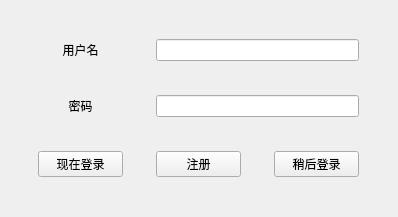
Qt form ui/user/login.ui (Error-106/cloudfox) before a commit.
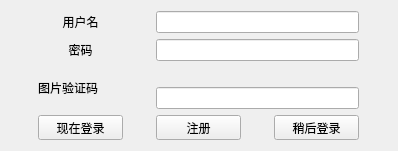
The same form after that commit.

```diff
--- a/ui/user/login.ui
+++ b/ui/user/login.ui
@@ -7,7 +7,7 @@
     <x>0</x>
     <y>0</y>
     <width>398</width>
-    <height>217</height>
+    <height>146</height>
    </rect>
   </property>
   <property name="sizePolicy">
@@ -20,69 +20,17 @@
    <string>Form</string>
   </property>
   <layout class="QGridLayout" name="gridLayout">
-   <item row="0" column="0">
-    <widget class="QLabel" name="user_label">
-     <property name="sizePolicy">
-      <sizepolicy hsizetype="Preferred" vsizetype="Preferred">
-       <horstretch>0</horstretch>
-       <verstretch>0</verstretch>
-      </sizepolicy>
-     </property>
-     <property name="minimumSize">
-      <size>
-       <width>65</width>
-       <height>20</height>
-      </size>
-     </property>
-     <property name="maximumSize">
-      <size>
-       <width>100</width>
-       <height>20</height>
-      </size>
-     </property>
+   <item row="2" column="1" colspan="2">
+    <widget class="QLabel" name="pixverify_label">
      <property name="text">
-      <string>用户名</string>
-     </property>
-     <property name="alignment">
-      <set>Qt::AlignCenter</set>
-     </property>
-     <property name="buddy">
-      <cstring>login_lineEdit</cstring>
-     </property>
-    </widget>
-   </item>
-   <item row="0" column="1" colspan="2">
-    <widget class="QLineEdit" name="login_lineEdit"/>
-   </item>
-   <item row="1" column="0">
-    <widget class="QLabel" name="password_label">
-     <property name="minimumSize">
-      <size>
-       <width>65</width>
-       <height>20</height>
-      </size>
-     </property>
-     <property name="maximumSize">
-      <size>
-       <width>100</width>
-       <height>20</height>
-      </size>
-     </property>
-     <property name="text">
-      <string>密码</string>
-     </property>
-     <property name="alignment">
-      <set>Qt::AlignCenter</set>
-     </property>
-     <property name="buddy">
-      <cstring>password_lineEdit</cstring>
+      <string/>
      </property>
     </widget>
    </item>
    <item row="1" column="1" colspan="2">
     <widget class="QLineEdit" name="password_lineEdit"/>
    </item>
-   <item row="2" column="0">
+   <item row="4" column="0">
     <widget class="QPushButton" name="login_pushButton">
      <property name="sizePolicy">
       <sizepolicy hsizetype="Fixed" vsizetype="Fixed">
@@ -101,26 +49,7 @@
      </property>
     </widget>
    </item>
-   <item row="2" column="1">
-    <widget class="QPushButton" name="reg_pushButton">
-     <property name="sizePolicy">
-      <sizepolicy hsizetype="Fixed" vsizetype="Fixed">
-       <horstretch>0</horstretch>
-       <verstretch>0</verstretch>
-      </sizepolicy>
-     </property>
-     <property name="minimumSize">
-      <size>
-       <width>85</width>
-       <height>25</height>
-      </size>
-     </property>
-     <property name="text">
-      <string>注册</string>
-     </property>
-    </widget>
-   </item>
-   <item row="2" column="2">
+   <item row="4" column="2">
     <widget class="QPushButton" name="login_in_later_pushButton">
      <property name="sizePolicy">
       <sizepolicy hsizetype="Fixed" vsizetype="Fixed">
@@ -139,6 +68,106 @@
      </property>
     </widget>
    </item>
+   <item row="1" column="0">
+    <widget class="QLabel" name="text_password_label">
+     <property name="minimumSize">
+      <size>
+       <width>65</width>
+       <height>20</height>
+      </size>
+     </property>
+     <property name="maximumSize">
+      <size>
+       <width>100</width>
+       <height>20</height>
+      </size>
+     </property>
+     <property name="text">
+      <string>密码</string>
+     </property>
+     <property name="alignment">
+      <set>Qt::AlignCenter</set>
+     </property>
+     <property name="buddy">
+      <cstring>password_lineEdit</cstring>
+     </property>
+    </widget>
+   </item>
+   <item row="4" column="1">
+    <widget class="QPushButton" name="reg_pushButton">
+     <property name="sizePolicy">
+      <sizepolicy hsizetype="Fixed" vsizetype="Fixed">
+       <horstretch>0</horstretch>
+       <verstretch>0</verstretch>
+      </sizepolicy>
+     </property>
+     <property name="minimumSize">
+      <size>
+       <width>85</width>
+       <height>25</height>
+      </size>
+     </property>
+     <property name="text">
+      <string>注册</string>
+     </property>
+    </widget>
+   </item>
+   <item row="0" column="1" colspan="2">
+    <widget class="QLineEdit" name="login_lineEdit"/>
+   </item>
+   <item row="0" column="0">
+    <widget class="QLabel" name="text_user_label">
+     <property name="sizePolicy">
+      <sizepolicy hsizetype="Preferred" vsizetype="Preferred">
+       <horstretch>0</horstretch>
+       <verstretch>0</verstretch>
+      </sizepolicy>
+     </property>
+     <property name="minimumSize">
+      <size>
+       <width>65</width>
+       <height>20</height>
+      </size>
+     </property>
+     <property name="maximumSize">
+      <size>
+       <width>100</width>
+       <height>20</height>
+      </size>
+     </property>
+     <property name="text">
+      <string>用户名</string>
+     </property>
+     <property name="alignment">
+      <set>Qt::AlignCenter</set>
+     </property>
+     <property name="buddy">
+      <cstring>login_lineEdit</cstring>
+     </property>
+    </widget>
+   </item>
+   <item row="2" column="0" rowspan="2">
+    <widget class="QLabel" name="text_pixverify_label">
+     <property name="minimumSize">
+      <size>
+       <width>65</width>
+       <height>20</height>
+      </size>
+     </property>
+     <property name="maximumSize">
+      <size>
+       <width>100</width>
+       <height>16777215</height>
+      </size>
+     </property>
+     <property name="text">
+      <string>图片验证码</string>
+     </property>
+    </widget>
+   </item>
+   <item row="3" column="1" colspan="2">
+    <widget class="QLineEdit" name="pixverify_lineEdit"/>
+   </item>
   </layout>
  </widget>
  <resources/>
```
